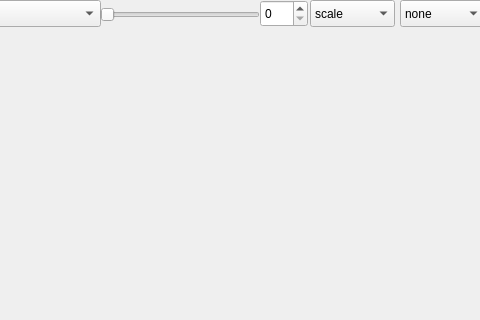
Above: video_test/video_form.ui from vkurbatov/mcu_remake before the change; both pictures show x 800 to 1280 and y 0 to 320 of the 1280 by 790 pixel window. Below: the same form after it.
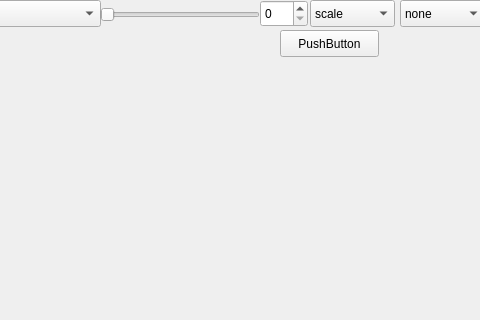
That is the form after the change.

The edit to the form file:
```diff
--- a/video_test/video_form.ui
+++ b/video_test/video_form.ui
@@ -239,6 +239,19 @@
      </property>
     </item>
    </widget>
+   <widget class="QPushButton" name="pushButton_2">
+    <property name="geometry">
+     <rect>
+      <x>1080</x>
+      <y>30</y>
+      <width>99</width>
+      <height>27</height>
+     </rect>
+    </property>
+    <property name="text">
+     <string>PushButton</string>
+    </property>
+   </widget>
   </widget>
   <widget class="QMenuBar" name="menubar">
    <property name="geometry">
```
